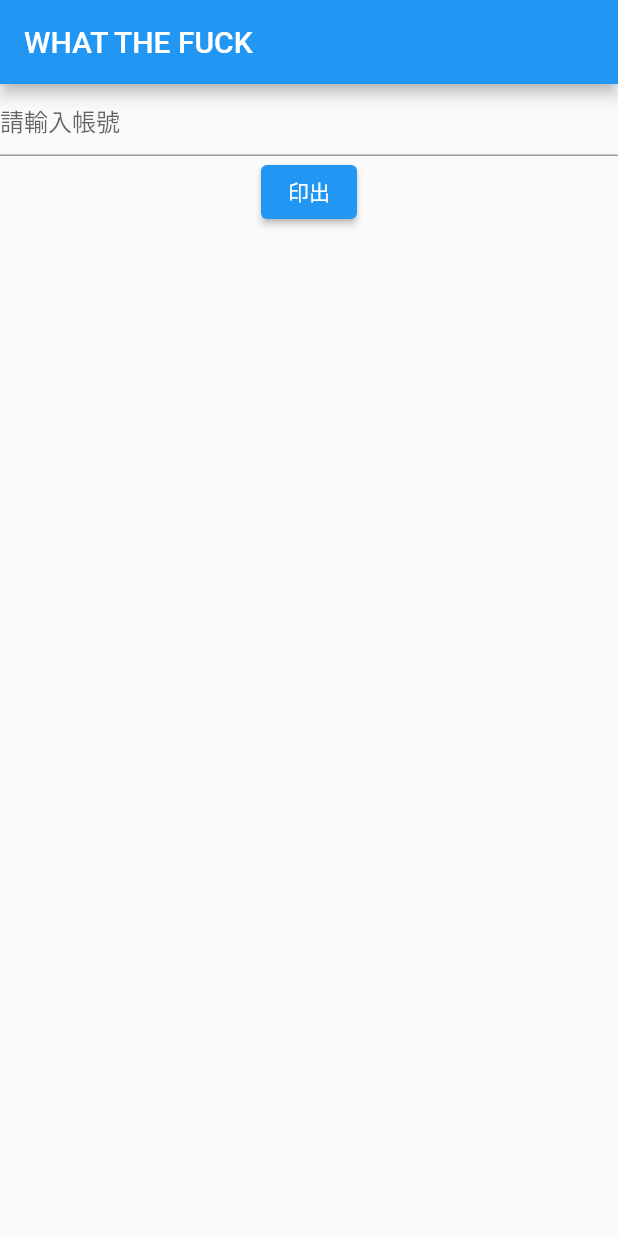
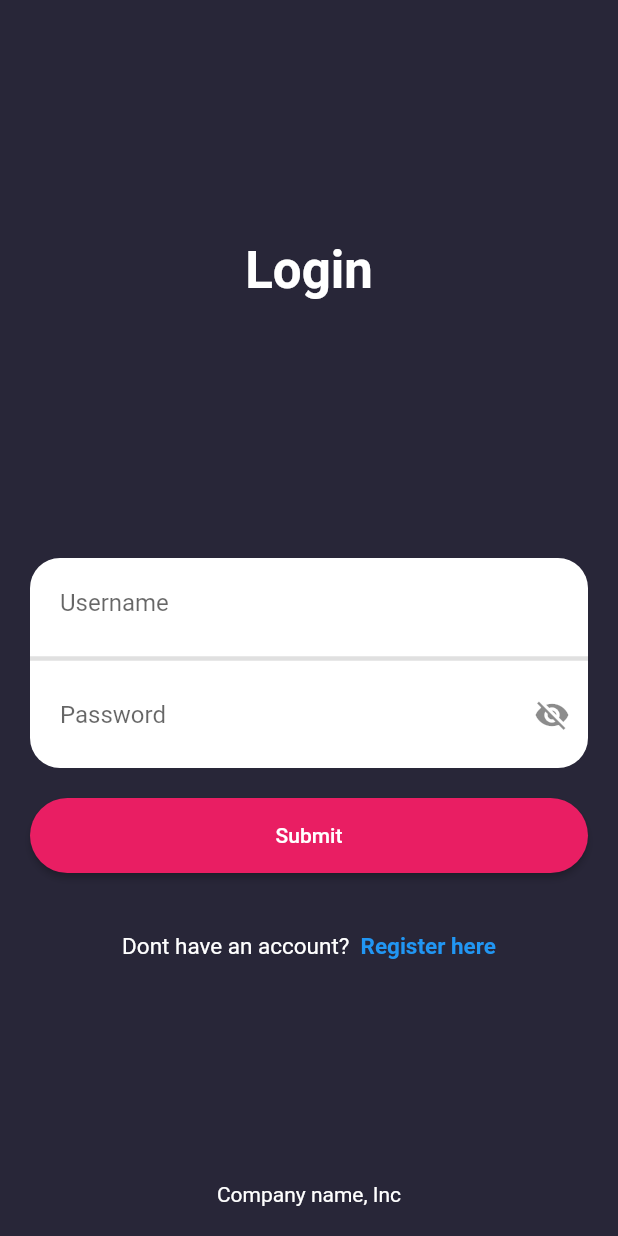
Before and after one commit to moonstripebear/flutterPj, a Flutter app: the screen it shows after launch, on a phone screen of 412 x 824 dp. Run offline on Flutter 3.47's test engine with Material 2 defaults, Android fonts, the phone set to English and light mode, and no system bars; Roboto replaces fonts that are missing (SanFrancisco).

Commit message:
new login test

```diff
--- /dev/null
+++ b/lib/authentication.dart
@@ -0,0 +1,51 @@
+import 'package:flutter/material.dart';
+
+var _username = ["username"];
+var _password = ["password123"];
+int _i = 1;
+
+class Authentication {
+  bool fetchCredentials(String username, String password) {
+    for (var j = 0; j < _username.length; j++) {
+      if (username == _username[j] && password == _password[j]) {
+        return true;
+      }
+    }
+    return false;
+  }
+
+  bool checkUserRepeat(username) {
+    for (var j = 0; j < _username.length; j++) {
+      if (username == _username[j]) {
+        print(username);
+        return true;
+      }
+    }
+    return false;
+  }
+
+  void insertCredentials(username, password) {
+    _username.add(username);
+    _password.add(password);
+    _i++;
+  }
+
+  bool isPasswordCompliant(String password, [int minLength = 6]) {
+    if (password == null || password.isEmpty) {
+      return false;
+    }
+
+    bool hasUppercase = password.contains(new RegExp(r'[A-Z]'));
+    bool hasDigits = password.contains(new RegExp(r'[0-9]'));
+    bool hasLowercase = password.contains(new RegExp(r'[a-z]'));
+    bool hasSpecialCharacters =
+        password.contains(new RegExp(r'[!@#$%^&*(),.?":{}|<>]'));
+    bool hasMinLength = password.length > minLength;
+
+    return hasDigits &
+        hasUppercase &
+        hasLowercase &
+        hasSpecialCharacters &
+        hasMinLength;
+  }
+}
--- /dev/null
+++ b/lib/login.dart
@@ -0,0 +1,195 @@
+import 'package:flutter/foundation.dart';
+import 'package:flutter/gestures.dart';
+import 'package:flutter/material.dart';
+import 'authentication.dart';
+import 'package:flutter/services.dart';
+import 'main.dart';
+import 'signup.dart';
+import 'home.dart';
+
+class LoginScreen extends StatefulWidget {
+  const LoginScreen({Key? key}) : super(key: key);
+
+  @override
+  _LoginScreenState createState() => _LoginScreenState();
+}
+
+class _LoginScreenState extends State<LoginScreen> {
+  TextEditingController usernameController = TextEditingController();
+  TextEditingController passwordController = TextEditingController();
+  bool _isObscure = true;
+  bool _isVisible = false;
+
+  final TapGestureRecognizer _gestureRecognizer = TapGestureRecognizer()
+    ..onTap = () {
+      if (kDebugMode) {
+        print("Hello world from _gestureRecognizer");
+      }
+    };
+
+  @override
+  Widget build(BuildContext context) {
+    return SingleChildScrollView(
+        reverse: true,
+        padding: EdgeInsets.all(20),
+        child: Column(
+          crossAxisAlignment: CrossAxisAlignment.center,
+          children: <Widget>[
+            SizedBox(
+              height: 60,
+              width: 200,
+            ),
+
+            // Login text Widget
+            Center(
+              child: Container(
+                height: 200,
+                width: 400,
+                alignment: Alignment.center,
+                child: Text(
+                  "Login",
+                  style: TextStyle(
+                    color: Colors.white,
+                    fontSize: 34,
+                    fontWeight: FontWeight.bold,
+                  ),
+                  // textAlign: TextAlign.center,
+                ),
+              ),
+            ),
+
+            SizedBox(
+              height: 60,
+              width: 10,
+            ),
+
+            // Wrong Password text
+            Visibility(
+              visible: _isVisible,
+              maintainSize: true,
+              maintainAnimation: true,
+              maintainState: true,
+              child: Container(
+                alignment: Alignment.centerLeft,
+                padding: EdgeInsets.all(10),
+                child: Text(
+                  "Wrong credentials entered",
+                  style: TextStyle(
+                    color: Colors.red,
+                    fontSize: 10,
+                  ),
+                ),
+              ),
+            ),
+
+            // Textfields for username and password fields
+            Container(
+              height: 140,
+              width: 530,
+              decoration: BoxDecoration(
+                  borderRadius: BorderRadius.all(Radius.circular(20)),
+                  color: Colors.white),
+              child: Column(
+                children: <Widget>[
+                  TextFormField(
+                    onTap: () {
+                      setState(() {
+                        _isVisible = false;
+                      });
+                    },
+                    controller: usernameController, // Controller for Username
+                    decoration: InputDecoration(
+                        border: InputBorder.none,
+                        hintText: "Username",
+                        contentPadding: EdgeInsets.all(20)),
+                    onEditingComplete: () => FocusScope.of(context).nextFocus(),
+                  ),
+                  Divider(
+                    thickness: 3,
+                  ),
+                  TextFormField(
+                    onTap: () {
+                      setState(() {
+                        _isVisible = false;
+                      });
+                    },
+
+                    controller: passwordController, // Controller for Password
+                    decoration: InputDecoration(
+                        border: InputBorder.none,
+                        hintText: "Password",
+                        contentPadding: EdgeInsets.all(20),
+                        // Adding the visibility icon to toggle visibility of the password field
+                        suffixIcon: IconButton(
+                          icon: Icon(_isObscure
+                              ? Icons.visibility_off
+                              : Icons.visibility),
+                          onPressed: () {
+                            setState(() {
+                              _isObscure = !_isObscure;
+                            });
+                          },
+                        )),
+                    obscureText: _isObscure,
+                  ),
+                ],
+              ),
+            ),
+
+            // Submit Button
+            Container(
+              width: 570,
+              height: 70,
+              padding: EdgeInsets.only(top: 20),
+              child: RaisedButton(
+                  color: Colors.pink,
+                  child: Text("Submit", style: TextStyle(color: Colors.white)),
+                  shape: RoundedRectangleBorder(
+                      borderRadius: BorderRadius.circular(30)),
+                  onPressed: () {
+                    if (auth.fetchCredentials(
+                        usernameController.text, passwordController.text)) {
+                      Navigator.pushAndRemoveUntil(
+                        context,
+                        MaterialPageRoute(builder: (context) => HomePage()),
+                        (Route<dynamic> route) => false,
+                      );
+                    } else {
+                      setState(() {
+                        _isVisible = true;
+                      });
+                    }
+                  }),
+            ),
+
+            // Register
+            Container(
+                padding: EdgeInsets.only(top: 40, left: 20, right: 20),
+                child: Center(
+                    child: RichText(
+                  text: TextSpan(
+                    text: "Dont have an account? ",
+                    style: TextStyle(
+                      color: Colors.white,
+                      fontSize: 15,
+                    ),
+                    children: [
+                      TextSpan(
+                          text: " Register here",
+                          style: TextStyle(
+                              color: Colors.blue, fontWeight: FontWeight.bold),
+                          recognizer: new TapGestureRecognizer()
+                            ..onTap = () => {
+                                  Navigator.push(
+                                    context,
+                                    MaterialPageRoute(
+                                        builder: (context) => SignupPage()),
+                                  )
+                                }),
+                    ],
+                  ),
+                )))
+          ],
+        ));
+  }
+}
--- a/lib/main.dart
+++ b/lib/main.dart
@@ -1,99 +1,46 @@
-// import 'dart:js';
+// ignore_for_file: prefer_const_constructors, prefer_const_literals_to_create_immutables
 
+import 'package:flutter/foundation.dart';
+import 'package:flutter/gestures.dart';
 import 'package:flutter/material.dart';
+import 'authentication.dart';
+import 'package:flutter/services.dart';
+import 'login.dart';
+
+final auth = Authentication();
 
 void main() {
-  runApp(MyApp());
+  runApp(const MyApp());
 }
 
 class MyApp extends StatelessWidget {
   const MyApp({Key? key}) : super(key: key);
 
+  // This widget is the root of your application.
   @override
   Widget build(BuildContext context) {
     return MaterialApp(
+      title: 'Login Demo',
+      theme: ThemeData(
+        primarySwatch: Colors.blue,
+        fontFamily: 'SanFrancisco',
+      ),
       home: Scaffold(
-        appBar: AppBar(
-          title: Text('WHAT THE FUCK'),
-        ),
-        body: LoginPage(),
+        resizeToAvoidBottomInset: true,
+        backgroundColor: const Color.fromRGBO(40, 38, 56, 1),
+        body: LoginScreen(),
+        bottomNavigationBar: BottomAppBar(
+            color: Colors.transparent,
+            elevation: 0,
+            child: Container(
+              padding: EdgeInsets.all(20),
+              child: Text(
+                "Company name, Inc",
+                style: TextStyle(color: Colors.white),
+                textAlign: TextAlign.center,
+              ),
+            )),
       ),
     );
   }
 }
-
-class LoginPage extends StatelessWidget {
-  final TextEditingController textController = new TextEditingController();
-
-  @override
-  Widget build(BuildContext context) {
-    return Center(
-      child: Column(
-        children: <Widget>[
-          TextField(
-            controller: textController,
-            decoration: InputDecoration(hintText: '請輸入帳號'),
-          ),
-          ElevatedButton(
-              child: Text('印出'),
-              onPressed: () {
-                Navigator.push(
-                    context, MaterialPageRoute(builder: (context) => BPage()));
-              })
-        ],
-      ),
-    );
-  }
-}
-
-class BPage extends StatelessWidget {
-  @override
-  Widget build(BuildContext context) {
-    return Scaffold(
-      appBar: AppBar(
-        title: Text('我是 B 頁'),
-      ),
-      body: _BPage(),
-    );
-  }
-}
-
-class _BPage extends StatelessWidget {
-  @override
-  Widget build(BuildContext context) {
-    return Center(
-      child: ElevatedButton(
-        child: Text('返回首頁'),
-        onPressed: () {
-          Navigator.pop(context);
-        },
-      ),
-    );
-  }
-}
-
-class HomePage extends StatelessWidget {
-  const HomePage({Key? key}) : super(key: key);
-
-  @override
-  Widget build(BuildContext context) {
-    return Row(
-      crossAxisAlignment: CrossAxisAlignment.center,
-      mainAxisAlignment: MainAxisAlignment.center,
-      children: [
-        Container(
-          color: Colors.deepOrangeAccent,
-          child: Text('1', style: TextStyle(fontSize: 100)),
-        ),
-        Container(
-          color: Colors.amber,
-          child: Text('2', style: TextStyle(fontSize: 120)),
-        ),
-        Container(
-          color: Colors.red,
-          child: Text('3', style: TextStyle(fontSize: 100)),
-        )
-      ],
-    );
-  }
-}
```
Also changed, not shown: lib/home.dart (added, +57 -0 lines), lib/signup.dart (added, +240 -0 lines).
